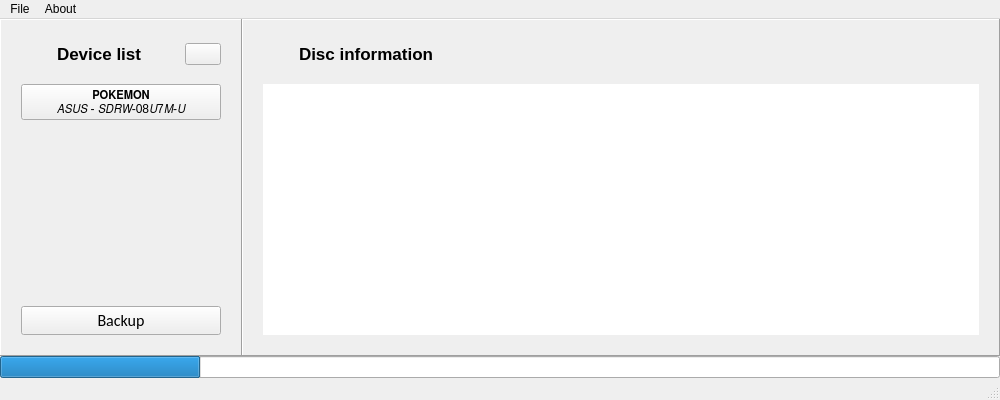
Old version of the form pslipstream/static/form.ui in the repository rlaphoenix/Slipstream.
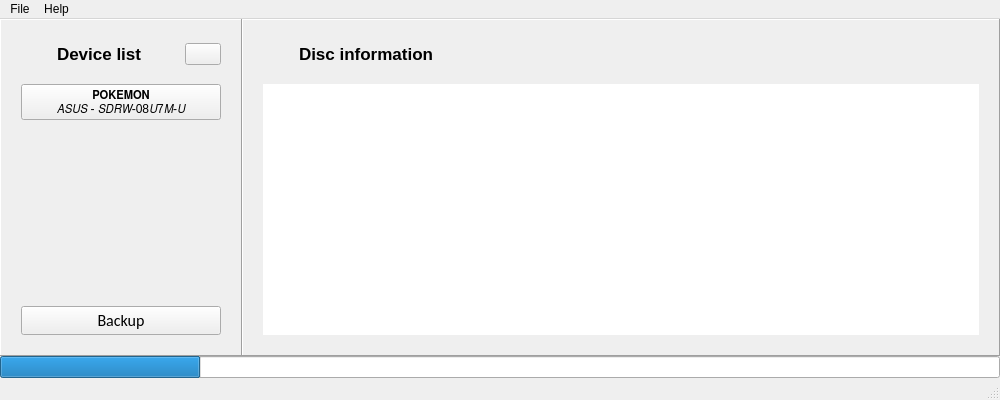
New version of the form. Icons and pictures are not drawn.

Commit message: ui: About QMenu -> Help with About option

Diff of the .ui file:
```diff
--- a/pslipstream/static/form.ui
+++ b/pslipstream/static/form.ui
@@ -391,13 +391,13 @@
     <addaction name="separator"/>
     <addaction name="actionExit"/>
    </widget>
-   <widget class="QMenu" name="menuAbout">
+   <widget class="QMenu" name="menuHelp">
     <property name="title">
-     <string>About</string>
+     <string>Help</string>
     </property>
    </widget>
    <addaction name="menuFile"/>
-   <addaction name="menuAbout"/>
+   <addaction name="menuHelp"/>
   </widget>
   <action name="actionOpen">
    <property name="text">
```
Left out of the diff: 6 changed lines with no effect on the pictures.
